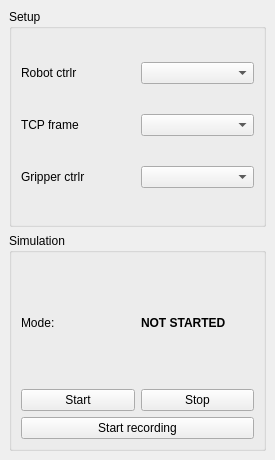
This is RobWorkHardware/src/sandbox/falcon/plugin/FalconPlugin.ui in onier/RobWork as Qt 5 draws it before an edit. The edited form follows.
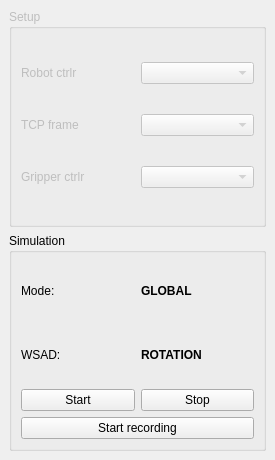
This is the edited form.

Commit message: updated falcon plugin

Diff of the .ui file:
```diff
--- a/RobWorkHardware/src/sandbox/falcon/plugin/FalconPlugin.ui
+++ b/RobWorkHardware/src/sandbox/falcon/plugin/FalconPlugin.ui
@@ -19,6 +19,9 @@
      <layout class="QVBoxLayout" name="verticalLayout">
       <item>
        <widget class="QGroupBox" name="groupBox">
+        <property name="enabled">
+         <bool>false</bool>
+        </property>
         <property name="title">
          <string>Setup</string>
         </property>
@@ -62,21 +65,21 @@
          <string>Simulation</string>
         </property>
         <layout class="QGridLayout" name="gridLayout">
-         <item row="1" column="3">
+         <item row="2" column="3">
           <widget class="QPushButton" name="_stopButton">
            <property name="text">
             <string>Stop</string>
            </property>
           </widget>
          </item>
-         <item row="1" column="2">
+         <item row="2" column="2">
           <widget class="QPushButton" name="_startButton">
            <property name="text">
             <string>Start</string>
            </property>
           </widget>
          </item>
-         <item row="2" column="2" colspan="2">
+         <item row="3" column="2" colspan="2">
           <widget class="QPushButton" name="_recordingButton">
            <property name="text">
             <string>Start recording</string>
@@ -93,7 +96,7 @@
             </font>
            </property>
            <property name="text">
-            <string>NOT STARTED</string>
+            <string>GLOBAL</string>
            </property>
           </widget>
          </item>
@@ -104,6 +107,26 @@
            </property>
           </widget>
          </item>
+         <item row="1" column="2">
+          <widget class="QLabel" name="label_5">
+           <property name="text">
+            <string>WSAD:</string>
+           </property>
+          </widget>
+         </item>
+         <item row="1" column="3">
+          <widget class="QLabel" name="_wsadLabel">
+           <property name="font">
+            <font>
+             <weight>75</weight>
+             <bold>true</bold>
+            </font>
+           </property>
+           <property name="text">
+            <string>ROTATION</string>
+           </property>
+          </widget>
+         </item>
         </layout>
        </widget>
       </item>
```
The commit also changes 5 other files.
